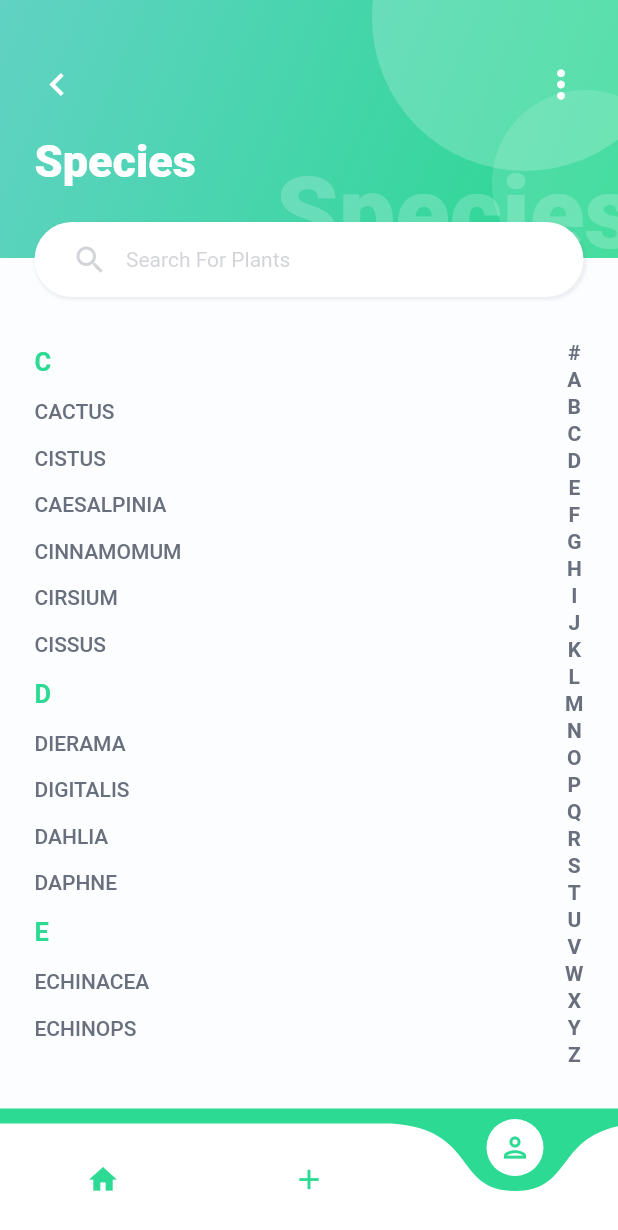
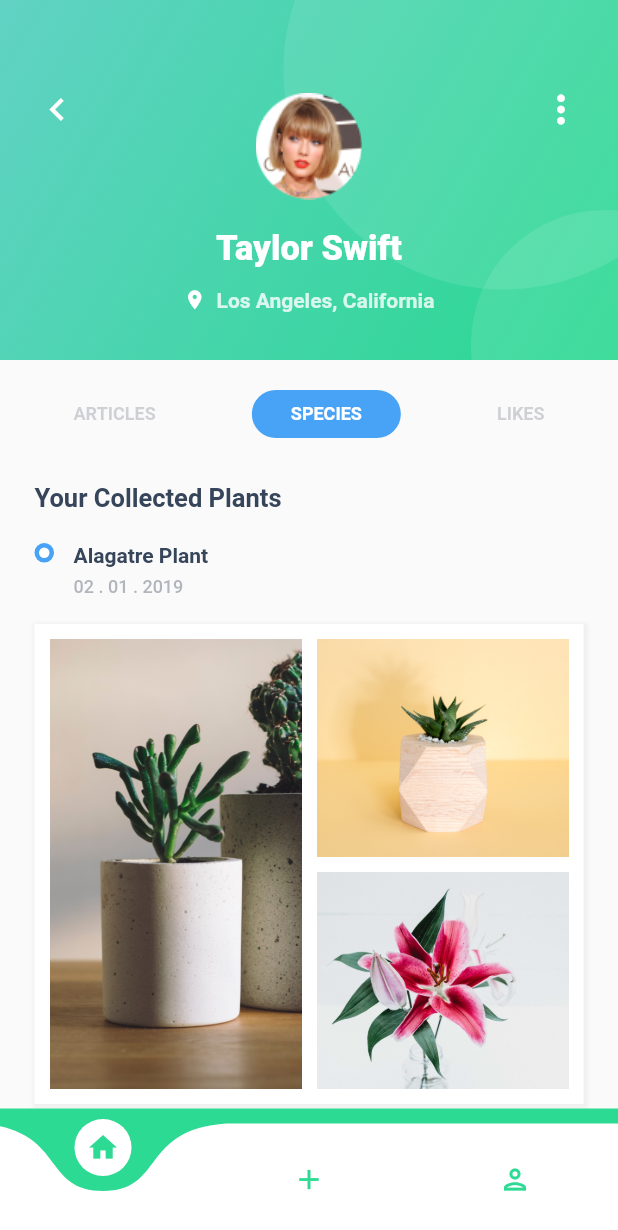
Before and after one commit to Syahro/plant_app, a Flutter app: the SpeciesPage screen opened directly, item 3 of the bottom bar chosen, on a phone screen of 412 x 824 dp. Shown: the top 1230 px of the screen. Run offline on Flutter 3.47's test engine with Material 2 defaults, Android fonts, the phone set to English and light mode, and no system bars; drawn by our look-alikes of curved_navigation_bar.

Commit message:
done modified profilePage and add some assets or support

```diff
--- /dev/null
+++ b/lib/pages/profile_page.dart
@@ -0,0 +1,269 @@
+import 'package:flutter/material.dart';
+import 'package:plant_app/theme.dart';
+import 'package:plant_app/widget/bottom_navbar.dart';
+import 'package:plant_app/widget/profile_menu.dart';
+
+class ProfilePage extends StatelessWidget {
+  @override
+  Widget build(BuildContext context) {
+    return Scaffold(
+      bottomNavigationBar: BottomNavbar(),
+      body: ListView(
+        children: [
+          Stack(
+            children: [
+              Container(
+                height: 240,
+                width: double.infinity,
+                decoration: BoxDecoration(
+                  gradient: LinearGradient(
+                    begin: Alignment.topLeft,
+                    end: Alignment.bottomRight,
+                    colors: [
+                      linearOne,
+                      linearTwo,
+                    ],
+                  ),
+                ),
+              ),
+              Positioned(
+                top: -100,
+                right: -70,
+                child: Container(
+                  height: 293,
+                  width: 293,
+                  decoration: BoxDecoration(
+                    color: whiteColor.withOpacity(0.1),
+                    borderRadius: BorderRadius.circular(150),
+                  ),
+                ),
+              ),
+              Positioned(
+                top: 140,
+                right: -80,
+                child: Container(
+                  height: 179,
+                  width: 178,
+                  decoration: BoxDecoration(
+                    color: whiteColor.withOpacity(0.1),
+                    borderRadius: BorderRadius.circular(150),
+                  ),
+                ),
+              ),
+              Padding(
+                padding: EdgeInsets.fromLTRB(23, 58, 23, 0),
+                child: Column(
+                  children: [
+                    Row(
+                      mainAxisAlignment: MainAxisAlignment.spaceBetween,
+                      crossAxisAlignment: CrossAxisAlignment.start,
+                      children: [
+                        Icon(
+                          Icons.chevron_left,
+                          color: whiteColor,
+                          size: 30,
+                        ),
+                        Image.asset(
+                          'assets/profile.png',
+                          width: 79,
+                          height: 79,
+                        ),
+                        Icon(
+                          Icons.more_vert,
+                          color: whiteColor,
+                          size: 30,
+                        ),
+                      ],
+                    ),
+                    SizedBox(
+                      height: 15,
+                    ),
+                    Text(
+                      'Taylor Swift',
+                      style: TextStyle(
+                          fontSize: 23,
+                          fontWeight: FontWeight.w900,
+                          color: whiteColor),
+                    ),
+                    SizedBox(
+                      height: 13,
+                    ),
+                    Row(
+                      mainAxisAlignment: MainAxisAlignment.center,
+                      children: [
+                        Icon(
+                          Icons.location_on,
+                          color: whiteColor,
+                          size: 15,
+                        ),
+                        SizedBox(
+                          width: 7,
+                        ),
+                        Text(
+                          'Los Angeles, California',
+                          style: TextStyle(
+                            fontWeight: FontWeight.w600,
+                            color: whiteColor.withOpacity(0.8),
+                          ),
+                        ),
+                      ],
+                    )
+                  ],
+                ),
+              ),
+            ],
+          ),
+          Padding(
+            padding: EdgeInsets.fromLTRB(23, 20, 23, 0),
+            child: Column(
+              crossAxisAlignment: CrossAxisAlignment.start,
+              children: [
+                Row(
+                  mainAxisAlignment: MainAxisAlignment.spaceBetween,
+                  children: [
+                    ProfileMenu('ARTICLES', false),
+                    ProfileMenu('SPECIES', true),
+                    ProfileMenu('LIKES', false),
+                  ],
+                ),
+                SizedBox(
+                  height: 30,
+                ),
+                Text(
+                  'Your Collected Plants',
+                  style: TextStyle(
+                    fontWeight: FontWeight.bold,
+                    fontSize: 17,
+                    color: darkColor,
+                  ),
+                ),
+                SizedBox(
+                  height: 20,
+                ),
+                Row(
+                  crossAxisAlignment: CrossAxisAlignment.start,
+                  children: [
+                    Container(
+                      height: 13,
+                      width: 13,
+                      decoration: BoxDecoration(
+                        color: blueColor,
+                        borderRadius: BorderRadius.circular(8),
+                      ),
+                      child: Center(
+                        child: Container(
+                          height: 7,
+                          width: 7,
+                          decoration: BoxDecoration(
+                            color: whiteColor,
+                            borderRadius: BorderRadius.circular(4),
+                          ),
+                        ),
+                      ),
+                    ),
+                    SizedBox(
+                      width: 13,
+                    ),
+                    Column(
+                      crossAxisAlignment: CrossAxisAlignment.start,
+                      children: [
+                        Text(
+                          'Alagatre Plant',
+                          style: TextStyle(
+                            fontSize: 14,
+                            fontWeight: FontWeight.w600,
+                            color: darkColor,
+                          ),
+                        ),
+                        SizedBox(
+                          height: 6,
+                        ),
+                        Text(
+                          '02 . 01 . 2019',
+                          style: TextStyle(
+                            fontWeight: FontWeight.w500,
+                            fontSize: 12,
+                            color: darkGreyColor.withOpacity(0.5),
+                          ),
+                        ),
+                      ],
+                    )
+                  ],
+                ),
+                SizedBox(
+                  height: 18,
+                ),
+                Container(
+                  width: double.infinity,
+                  height: 320,
+                  padding: EdgeInsets.all(10),
+                  decoration: BoxDecoration(
+                    color: whiteColor,
+                    boxShadow: [
+                      BoxShadow(
+                        color: Colors.grey.withOpacity(0.1),
+                        blurRadius: 1,
+                        spreadRadius: 2,
+                        offset: Offset(1, 1),
+                      )
+                    ],
+                  ),
+                  child: Row(
+                    mainAxisAlignment: MainAxisAlignment.spaceBetween,
+                    children: [
+                      Image.asset(
+                        'assets/image1.png',
+                        width: ((MediaQuery.of(context).size.width - (2 * 23)) /
+                                2) -
+                            15,
+                        height: double.infinity,
+                        fit: BoxFit.cover,
+                      ),
+                      Container(
+                        width: ((MediaQuery.of(context).size.width - (2 * 23)) /
+                                2) -
+                            15,
+                        height: double.infinity,
+                        child: Column(
+                          children: [
+                            Expanded(
+                              flex: 5,
+                              child: Container(
+                                padding: EdgeInsets.only(bottom: 5),
+                                child: Image.asset(
+                                  'assets/image2.png',
+                                  width: double.infinity,
+                                  height: double.infinity,
+                                  fit: BoxFit.cover,
+                                ),
+                              ),
+                            ),
+                            Expanded(
+                              flex: 5,
+                              child: Container(
+                                padding: EdgeInsets.only(top: 5),
+                                child: Image.asset(
+                                  'assets/image3.png',
+                                  width: double.infinity,
+                                  height: double.infinity,
+                                  fit: BoxFit.cover,
+                                ),
+                              ),
+                            ),
+                          ],
+                        ),
+                      )
+                    ],
+                  ),
+                ),
+                SizedBox(
+                  height: 30,
+                ),
+              ],
+            ),
+          ),
+        ],
+      ),
+    );
+  }
+}
--- a/lib/widget/bottom_navbar.dart
+++ b/lib/widget/bottom_navbar.dart
@@ -1,5 +1,6 @@
 import 'package:curved_navigation_bar/curved_navigation_bar.dart';
 import 'package:flutter/material.dart';
+import 'package:plant_app/pages/profile_page.dart';
 import 'package:plant_app/theme.dart';
 
 class BottomNavbar extends StatelessWidget {
@@ -22,10 +23,22 @@ class BottomNavbar extends StatelessWidget {
             size: 22,
             color: lightGreenColor,
           ),
-          Icon(
-            Icons.person_outlined,
-            size: 22,
-            color: lightGreenColor,
+          InkWell(
+            onTap: () {
+              Navigator.push(
+                context,
+                MaterialPageRoute(
+                  builder: (context) {
+                    return ProfilePage();
+                  },
+                ),
+              );
+            },
+            child: Icon(
+              Icons.person_outlined,
+              size: 22,
+              color: lightGreenColor,
+            ),
           ),
         ],
         onTap: (index) {
--- /dev/null
+++ b/lib/widget/profile_menu.dart
@@ -0,0 +1,31 @@
+import 'package:flutter/material.dart';
+
+import '../theme.dart';
+
+class ProfileMenu extends StatelessWidget {
+  final String title;
+  final bool isActive;
+
+  ProfileMenu(
+    this.title,
+    this.isActive,
+  );
+  @override
+  Widget build(BuildContext context) {
+    return Container(
+      padding: EdgeInsets.symmetric(horizontal: 26, vertical: 9),
+      decoration: BoxDecoration(
+        color: isActive ? blueColor : Colors.transparent,
+        borderRadius: BorderRadius.circular(20),
+      ),
+      child: Text(
+        title,
+        style: TextStyle(
+          fontSize: 12,
+          fontWeight: FontWeight.bold,
+          color: isActive ? whiteColor : darkGreyColor.withOpacity(0.3),
+        ),
+      ),
+    );
+  }
+}
```
Also changed, not shown: assets/image1.png (added), assets/image2.png (added), assets/image3.png (added).
